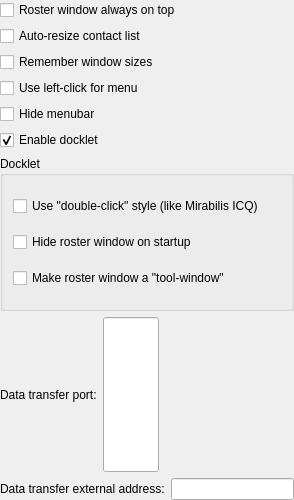
Before: the Qt Designer form src/options/opt_application.ui in mblsha/psi, drawn with Qt 5.
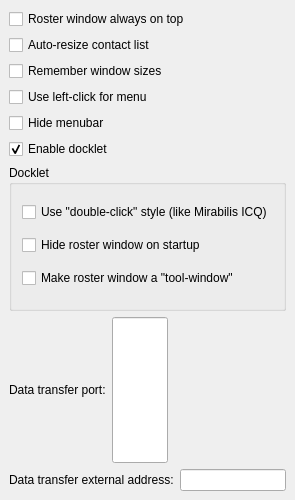
After: the same form once the commit is applied.

The edit to the form file:
```diff
--- a/src/options/opt_application.ui
+++ b/src/options/opt_application.ui
@@ -17,7 +17,7 @@
   </property>
   <layout class="QVBoxLayout" >
    <property name="margin" >
-    <number>0</number>
+    <number>9</number>
    </property>
    <property name="spacing" >
     <number>6</number>
```
